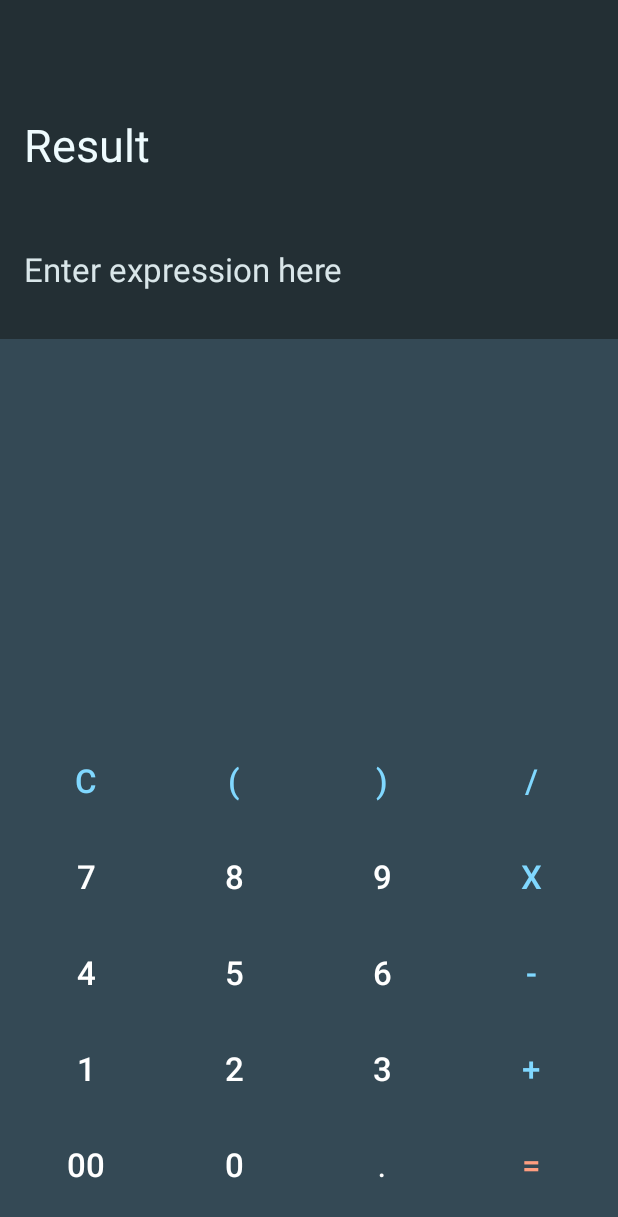
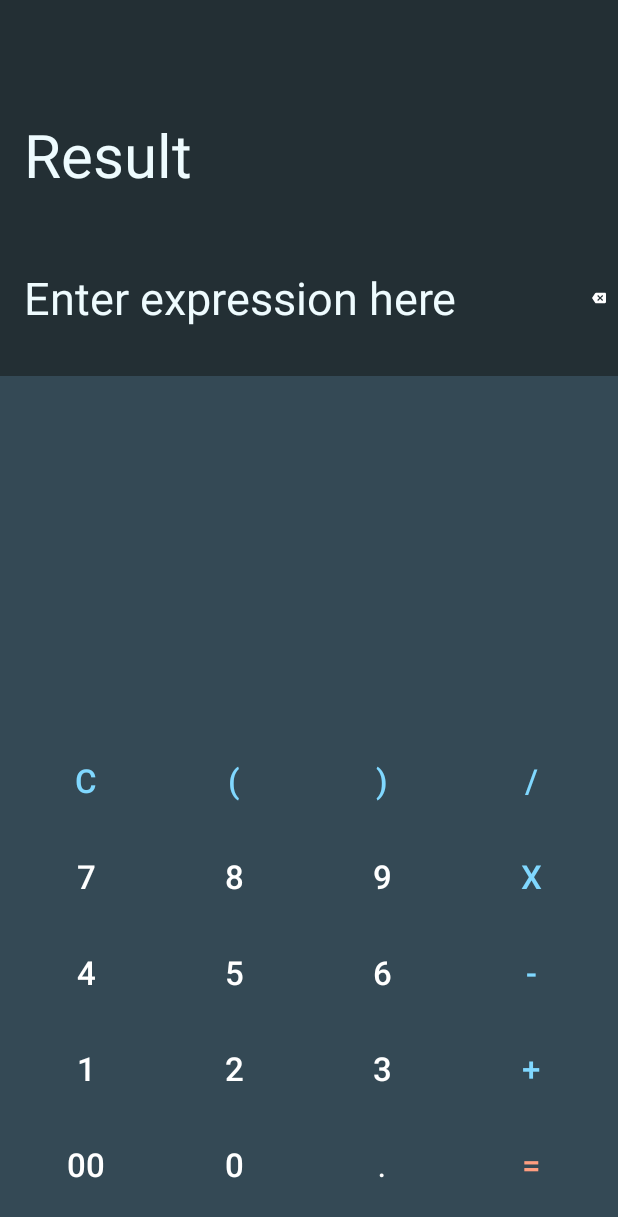
Before and after one commit to SatyenderSinghRana/Omnical, an Android app: the screen it shows after launch (MainActivity), on a phone screen of 412 x 824 dp. Shown: the top 1217 px of the screen. Run offline under Robolectric (Android 15) with nearby library versions, the phone set to English and light mode, and no system bars.

Commit message:
Update layout_top_equation_area.xml

```diff
--- a/app/src/main/res/layout/layout_top_equation_area.xml
+++ b/app/src/main/res/layout/layout_top_equation_area.xml
@@ -1,8 +1,10 @@
 <?xml version="1.0" encoding="utf-8"?>
 <androidx.constraintlayout.widget.ConstraintLayout xmlns:android="http://schemas.android.com/apk/res/android"
     xmlns:app="http://schemas.android.com/apk/res-auto"
+    xmlns:tools="http://schemas.android.com/tools"
     android:layout_width="match_parent"
-    android:layout_height="match_parent">
+    android:layout_height="match_parent"
+    android:background="@color/text_display_color">
 
     <TextView
         android:id="@+id/calculated_answer"
@@ -18,7 +20,7 @@
         android:textColor="@color/text_result_color"
         android:textColorHint="@color/text_result_color"
         android:textIsSelectable="true"
-        android:textSize="@dimen/text_size_medium"
+        android:textSize="@dimen/text_size_large"
         app:layout_constraintEnd_toEndOf="parent"
         app:layout_constraintStart_toStartOf="parent"
         app:layout_constraintTop_toTopOf="parent" />
@@ -27,18 +29,26 @@
         android:layout_width="match_parent"
         android:layout_height="wrap_content"
         android:layout_marginTop="@dimen/textview_space"
+        app:layout_constraintEnd_toEndOf="parent"
+        app:layout_constraintStart_toStartOf="parent"
         app:layout_constraintTop_toBottomOf="@+id/calculated_answer">
 
+        <HorizontalScrollView
+            android:layout_width="0dp"
+            android:layout_height="wrap_content"
+            app:layout_constraintBottom_toBottomOf="parent"
+            app:layout_constraintEnd_toStartOf="@+id/btn_del"
+            app:layout_constraintStart_toStartOf="parent"
+            app:layout_constraintTop_toTopOf="parent">
             <TextView
                 android:id="@+id/user_expression"
                 android:layout_width="0dp"
                 android:layout_height="wrap_content"
-            android:alpha="0.9"
-            android:background="@drawable/button_state"
                 android:gravity="start"
                 android:hint="@string/expression_hint"
                 android:maxLength="50"
-            android:maxLines="2"
+                android:maxLines="1"
+                android:scrollHorizontally="true"
                 android:paddingStart="@dimen/textview_padding_medium"
                 android:paddingTop="@dimen/textview_padding_medium"
                 android:paddingEnd="@dimen/textview_padding_medium"
@@ -46,21 +56,18 @@
                 android:textColor="@color/text_result_color"
                 android:textColorHint="@color/text_result_color"
                 android:textIsSelectable="true"
-            android:textSize="@dimen/text_size_small"
-            app:layout_constraintBottom_toBottomOf="parent"
-            app:layout_constraintEnd_toEndOf="parent"
-            app:layout_constraintStart_toStartOf="parent"
-            app:layout_constraintTop_toTopOf="parent" />
+                android:textSize="@dimen/text_size_medium" />
+        </HorizontalScrollView>
 
         <ImageView
             android:id="@+id/btn_del"
             android:layout_width="@dimen/backspace_imageview"
             android:layout_height="@dimen/backspace_imageview"
-            android:layout_marginEnd="@dimen/layout_margin_medium"
+            android:padding="@dimen/layout_padding_medium"
             android:src="@drawable/backspace"
-            android:visibility="invisible"
+            android:visibility="visible"
             app:layout_constraintBottom_toBottomOf="parent"
-            app:layout_constraintEnd_toEndOf="@+id/user_expression"
+            app:layout_constraintEnd_toEndOf="parent"
             app:layout_constraintTop_toTopOf="parent" />
     </androidx.constraintlayout.widget.ConstraintLayout>
 </androidx.constraintlayout.widget.ConstraintLayout>
```
Lines whose indentation alone changed are shown as unchanged.
